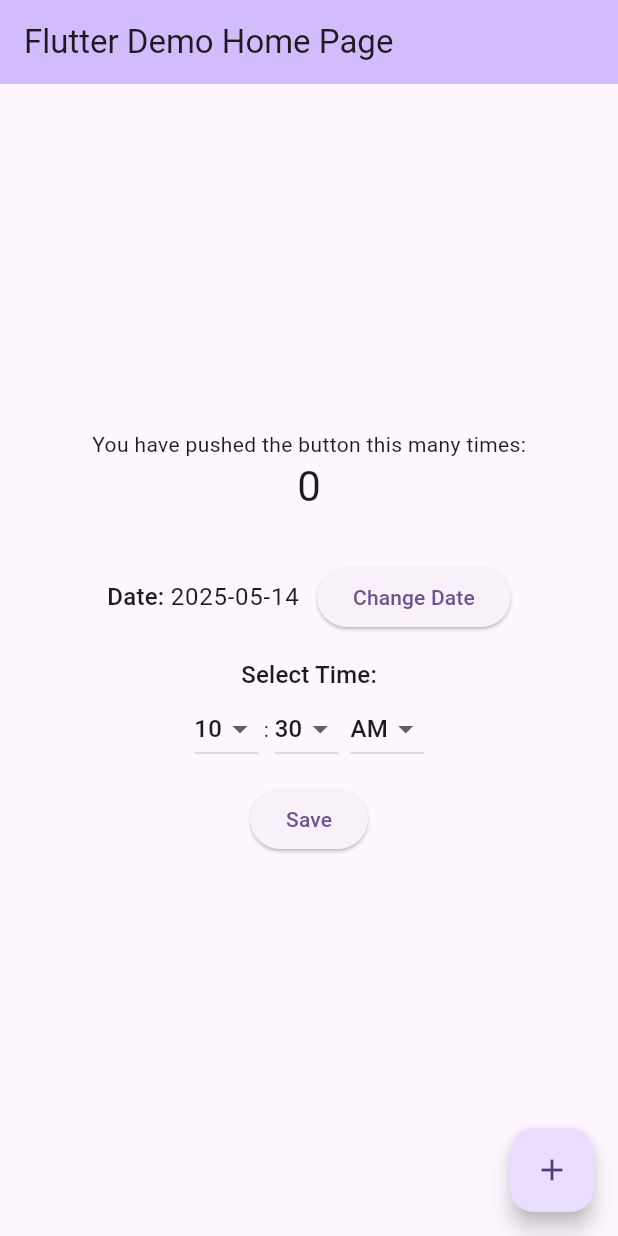
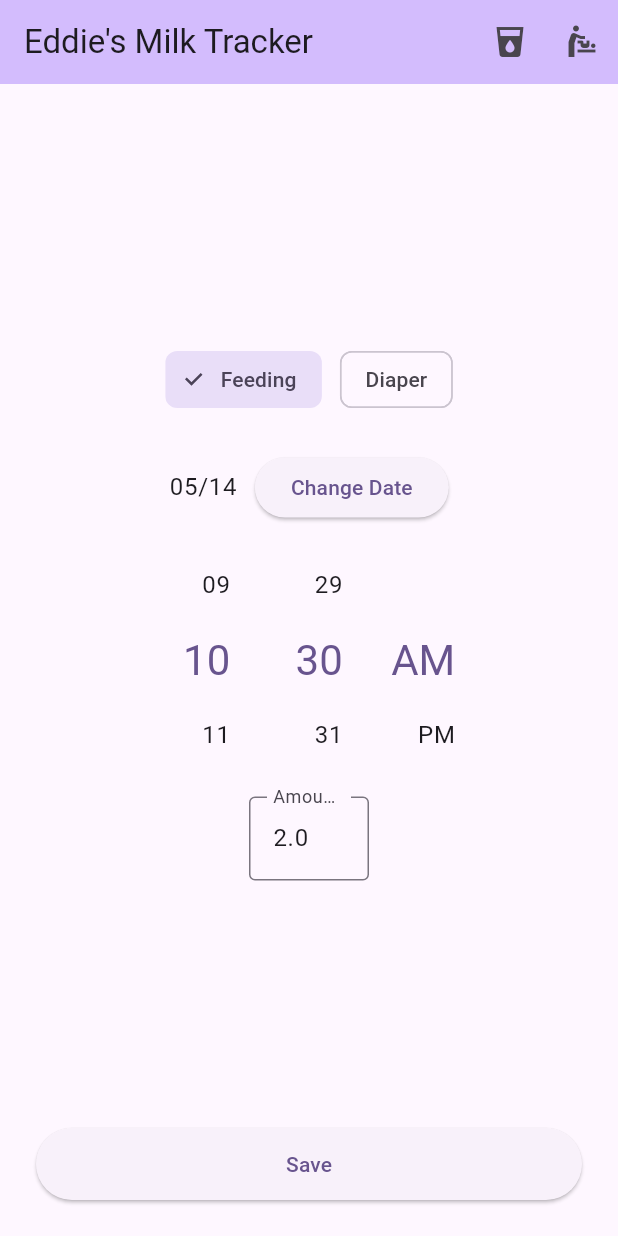
Before and after one commit to stanton-anthony/milk-tracker, a Flutter app: the screen it shows after launch, on a phone screen of 412 x 824 dp. Run offline on Flutter 3.47's test engine with Material 3 defaults, Android fonts, the phone set to English and light mode, and no system bars; drawn by our look-alikes of flutter_time_picker_spinner; our stand-ins replace cloud_firestore, firebase_core; accounts and stored records are empty; generated files the repository leaves out were written again.

Commit message:
Finished a ton of work

```diff
--- a/milk_tracker/lib/main.dart
+++ b/milk_tracker/lib/main.dart
@@ -1,52 +1,36 @@
 import 'package:flutter/material.dart';
+import 'package:flutter_time_picker_spinner/flutter_time_picker_spinner.dart';
+import 'package:firebase_core/firebase_core.dart';
+import 'firebase_options.dart';
+import 'package:cloud_firestore/cloud_firestore.dart';
 
-void main() {
+Future<void> main() async {
+  WidgetsFlutterBinding.ensureInitialized();
+  await Firebase.initializeApp(
+    options: DefaultFirebaseOptions.currentPlatform,
+  );
   runApp(const MyApp());
 }
 
 class MyApp extends StatelessWidget {
   const MyApp({super.key});
 
-  // This widget is the root of your application.
   @override
   Widget build(BuildContext context) {
     return MaterialApp(
       title: 'Flutter Demo',
+      debugShowCheckedModeBanner: false,
       theme: ThemeData(
-        // This is the theme of your application.
-        //
-        // TRY THIS: Try running your application with "flutter run". You'll see
-        // the application has a purple toolbar. Then, without quitting the app,
-        // try changing the seedColor in the colorScheme below to Colors.green
-        // and then invoke "hot reload" (save your changes or press the "hot
-        // reload" button in a Flutter-supported IDE, or press "r" if you used
-        // the command line to start the app).
-        //
-        // Notice that the counter didn't reset back to zero; the application
-        // state is not lost during the reload. To reset the state, use hot
-        // restart instead.
-        //
-        // This works for code too, not just values: Most code changes can be
-        // tested with just a hot reload.
         colorScheme: ColorScheme.fromSeed(seedColor: Colors.deepPurple),
         useMaterial3: true,
       ),
-      home: const MyHomePage(title: 'Flutter Demo Home Page'),
+      home: const MyHomePage(title: 'Eddie\'s Milk Tracker'),
     );
   }
 }
 
 class MyHomePage extends StatefulWidget {
   const MyHomePage({super.key, required this.title});
-
-  // This widget is the home page of your application. It is stateful, meaning
-  // that it has a State object (defined below) that contains fields that affect
-  // how it looks.
-
-  // This class is the configuration for the state. It holds the values (in this
-  // case the title) provided by the parent (in this case the App widget) and
-  // used by the build method of the State. Fields in a Widget subclass are
-  // always marked "final".
 
   final String title;
 
@@ -55,21 +39,11 @@
 }
 
 class _MyHomePageState extends State<MyHomePage> {
-  int _counter = 0;
   DateTime _selectedDate = DateTime.now();
   TimeOfDay _selectedTime = TimeOfDay.now();
-  List<String> _logs = [];
-
-  void _incrementCounter() {
-    setState(() {
-      // This call to setState tells the Flutter framework that something has
-      // changed in this State, which causes it to rerun the build method below
-      // so that the display can reflect the updated values. If we changed
-      // _counter without calling setState(), then the build method would not be
-      // called again, and so nothing would appear to happen.
-      _counter++;
-    });
-  }
+  bool _isFeeding = true; // true = feeding, false = diaper
+  bool _isPoopy = false; // for diaper
+  double _amount = 2.0; // for feeding
 
   void _onTimeChanged(TimeOfDay? newTime) {
     if (newTime != null) {
@@ -99,7 +73,13 @@
     }
   }
 
-  void _saveLog() {
+  Future<void> _saveLog() async {
+    if (!_isFeeding) {
+      // Diaper log
+      await _saveDiaperLog(isPoopy: _isPoopy);
+      return;
+    }
+    // Feeding log
     final logDateTime = DateTime(
       _selectedDate.year,
       _selectedDate.month,
@@ -107,58 +87,119 @@
       _selectedTime.hour,
       _selectedTime.minute,
     );
-    final log =
-        'Saved at ${DateTime.now().toLocal().toString().split('.')[0]} - Feed: ${logDateTime.toLocal().toString().split('.')[0]}';
-    setState(() {
-      _logs.insert(0, log);
+    try {
+      await FirebaseFirestore.instance.collection('feed_logs').add({
+        'feed_time': logDateTime,
+        'amount': _amount,
       });
       ScaffoldMessenger.of(context).showSnackBar(
         SnackBar(
             content: Text(
-              'Feed time saved: ${logDateTime.toLocal().toString().split('.')[0]}')),
+                'Feed time saved: \n${logDateTime.toLocal().toString().split('.')[0]}')),
       );
+    } catch (e) {
+      ScaffoldMessenger.of(context).showSnackBar(
+        SnackBar(content: Text('Failed to save log: $e')),
+      );
+    }
+  }
+
+  Future<void> _saveDiaperLog({required bool isPoopy}) async {
+    final logDateTime = DateTime(
+      _selectedDate.year,
+      _selectedDate.month,
+      _selectedDate.day,
+      _selectedTime.hour,
+      _selectedTime.minute,
+    );
+    try {
+      await FirebaseFirestore.instance.collection('diaper_logs').add({
+        'diaper_time': logDateTime,
+        'poopy': isPoopy,
+      });
+      ScaffoldMessenger.of(context).showSnackBar(
+        SnackBar(
+            content: Text(
+                'Diaper change saved: ${logDateTime.toLocal().toString().split('.')[0]}${isPoopy ? " (poopy)" : ""}')),
+      );
+    } catch (e) {
+      ScaffoldMessenger.of(context).showSnackBar(
+        SnackBar(content: Text('Failed to save log: $e')),
+      );
+    }
   }
 
   @override
   Widget build(BuildContext context) {
-    // This method is rerun every time setState is called, for instance as done
-    // by the _incrementCounter method above.
-    //
-    // The Flutter framework has been optimized to make rerunning build methods
-    // fast, so that you can just rebuild anything that needs updating rather
-    // than having to individually change instances of widgets.
     return Scaffold(
       appBar: AppBar(
-        // TRY THIS: Try changing the color here to a specific color (to
-        // Colors.amber, perhaps?) and trigger a hot reload to see the AppBar
-        // change color while the other colors stay the same.
         backgroundColor: Theme.of(context).colorScheme.inversePrimary,
-        // Here we take the value from the MyHomePage object that was created by
-        // the App.build method, and use it to set our appbar title.
         title: Text(widget.title),
+        actions: [
+          IconButton(
+            icon: const Icon(Icons.local_drink),
+            tooltip: 'View Feed Logs',
+            onPressed: () {
+              Navigator.push(
+                context,
+                MaterialPageRoute(builder: (context) => const FeedLogsScreen()),
+              );
+            },
+          ),
+          IconButton(
+            icon: const Icon(Icons.baby_changing_station),
+            tooltip: 'View Diaper Logs',
+            onPressed: () {
+              Navigator.push(
+                context,
+                MaterialPageRoute(
+                    builder: (context) => const DiaperLogsScreen()),
+              );
+            },
+          ),
+        ],
       ),
       body: Center(
-        child: SingleChildScrollView(
+        child: Stack(
+          children: [
+            SingleChildScrollView(
+              // Remove extra bottom padding
+              padding: const EdgeInsets.only(bottom: 0),
               child: Column(
                 mainAxisAlignment: MainAxisAlignment.center,
                 children: <Widget>[
-              const Text(
-                'You have pushed the button this many times:',
+                  const SizedBox(height: 32),
+                  // Toggle for Feeding/Diaper
+                  Row(
+                    mainAxisAlignment: MainAxisAlignment.center,
+                    children: [
+                      ChoiceChip(
+                        label: const Text('Feeding'),
+                        selected: _isFeeding,
+                        onSelected: (selected) {
+                          setState(() {
+                            _isFeeding = true;
+                          });
+                        },
                       ),
-              Text(
-                '$_counter',
-                style: Theme.of(context).textTheme.headlineMedium,
+                      const SizedBox(width: 12),
+                      ChoiceChip(
+                        label: const Text('Diaper'),
+                        selected: !_isFeeding,
+                        onSelected: (selected) {
+                          setState(() {
+                            _isFeeding = false;
+                          });
+                        },
                       ),
-              const SizedBox(height: 32),
+                    ],
+                  ),
+                  const SizedBox(height: 24),
                   Row(
                     mainAxisAlignment: MainAxisAlignment.center,
                     children: [
                       Text(
-                    'Date: ',
-                    style: Theme.of(context).textTheme.titleMedium,
-                  ),
-                  Text(
-                    '${_selectedDate.year}-${_selectedDate.month.toString().padLeft(2, '0')}-${_selectedDate.day.toString().padLeft(2, '0')}',
+                        '${_selectedDate.month.toString().padLeft(2, '0')}/${_selectedDate.day.toString().padLeft(2, '0')}',
                         style: Theme.of(context).textTheme.bodyLarge,
                       ),
                       const SizedBox(width: 12),
@@ -169,110 +210,184 @@
                     ],
                   ),
                   const SizedBox(height: 16),
-              Text(
-                'Select Time:',
-                style: Theme.of(context).textTheme.titleMedium,
+                  TimePickerSpinner(
+                    is24HourMode: false,
+                    isForce2Digits: true,
+                    normalTextStyle: Theme.of(context).textTheme.bodyLarge!,
+                    highlightedTextStyle: Theme.of(context)
+                        .textTheme
+                        .headlineMedium!
+                        .copyWith(color: Theme.of(context).colorScheme.primary),
+                    spacing: 30,
+                    itemHeight: 50,
+                    time: DateTime(
+                        0, 0, 0, _selectedTime.hour, _selectedTime.minute),
+                    onTimeChange: (dateTime) {
+                      setState(() {
+                        _selectedTime = TimeOfDay(
+                            hour: dateTime.hour, minute: dateTime.minute);
+                      });
+                    },
+                    minutesInterval: 1,
                   ),
-              TimePickerSpinner(
-                time: TimeOfDay(
-                    hour: _selectedTime.hour, minute: _selectedTime.minute),
-                onTimeChange: _onTimeChanged,
+                  const SizedBox(height: 16),
+                  if (!_isFeeding)
+                    Row(
+                      mainAxisAlignment: MainAxisAlignment.center,
+                      children: [
+                        Switch(
+                          value: _isPoopy,
+                          onChanged: (val) {
+                            setState(() {
+                              _isPoopy = val;
+                            });
+                          },
                         ),
-              const SizedBox(height: 12),
-              ElevatedButton(
-                onPressed: _saveLog,
-                child: const Text('Save'),
+                        const SizedBox(width: 8),
+                        const Text('Poopy?'),
+                      ],
+                    ),
+                  if (_isFeeding)
+                    Row(
+                      mainAxisAlignment: MainAxisAlignment.center,
+                      children: [
+                        SizedBox(
+                          width: 80,
+                          child: TextField(
+                            keyboardType: const TextInputType.numberWithOptions(
+                                decimal: true),
+                            decoration: const InputDecoration(
+                              labelText: 'Amount (oz)',
+                              border: OutlineInputBorder(),
+                            ),
+                            onChanged: (val) {
+                              setState(() {
+                                _amount = double.tryParse(val) ?? 0.0;
+                              });
+                            },
+                            controller:
+                                TextEditingController(text: _amount.toString()),
+                          ),
+                        ),
+                      ],
                     ),
                   const SizedBox(height: 24),
-              if (_logs.isNotEmpty)
-                Column(
-                  crossAxisAlignment: CrossAxisAlignment.start,
-                  children: [
-                    Text('Logs:',
-                        style: Theme.of(context).textTheme.titleMedium),
-                    ..._logs.map((log) => Text(log)).toList(),
                 ],
+              ),
             ),
           ],
         ),
       ),
+      // Move the Save button outside the scroll view and stack, and use bottomNavigationBar
+      bottomNavigationBar: Padding(
+        padding: const EdgeInsets.fromLTRB(24, 0, 24, 24),
+        child: ElevatedButton(
+          onPressed: _saveLog,
+          style: ElevatedButton.styleFrom(
+            minimumSize: const Size.fromHeight(48),
           ),
-      floatingActionButton: FloatingActionButton(
-        onPressed: _incrementCounter,
-        tooltip: 'Increment',
-        child: const Icon(Icons.add),
+          child: const Text('Save'),
+        ),
       ),
     );
   }
 }
 
-class TimePickerSpinner extends StatelessWidget {
-  final TimeOfDay time;
-  final ValueChanged<TimeOfDay?> onTimeChange;
+typedef DocumentSnapshot = QueryDocumentSnapshot<Map<String, dynamic>>;
 
-  const TimePickerSpinner(
-      {Key? key, required this.time, required this.onTimeChange})
-      : super(key: key);
+class FeedLogsScreen extends StatelessWidget {
+  const FeedLogsScreen({Key? key}) : super(key: key);
 
   @override
   Widget build(BuildContext context) {
-    int hour12 = time.hourOfPeriod == 0 ? 12 : time.hourOfPeriod;
-    String period = time.period == DayPeriod.am ? 'AM' : 'PM';
-    return Row(
-      mainAxisAlignment: MainAxisAlignment.center,
-      children: [
-        DropdownButton<int>(
-          value: hour12,
-          items: List.generate(
-              12,
-              (index) => DropdownMenuItem(
-                    value: index + 1,
-                    child: Text((index + 1).toString().padLeft(2, '0')),
-                  )),
-          onChanged: (hour) {
-            if (hour != null) {
-              int hour24 = period == 'AM'
-                  ? (hour == 12 ? 0 : hour)
-                  : (hour == 12 ? 12 : hour + 12);
-              onTimeChange(TimeOfDay(hour: hour24, minute: time.minute));
+    return Scaffold(
+      appBar: AppBar(
+        title: const Text('Feed Logs'),
+      ),
+      body: StreamBuilder<QuerySnapshot<Map<String, dynamic>>>(
+        stream: FirebaseFirestore.instance
+            .collection('feed_logs')
+            .orderBy('feed_time', descending: true)
+            .snapshots(),
+        builder: (context, snapshot) {
+          if (snapshot.connectionState == ConnectionState.waiting) {
+            return const Center(child: CircularProgressIndicator());
           }
+          if (snapshot.hasError) {
+            return Center(child: Text('Error: ${snapshot.error}'));
+          }
+          final docs = snapshot.data?.docs ?? [];
+          if (docs.isEmpty) {
+            return const Center(child: Text('No logs found.'));
+          }
+          return ListView.builder(
+            itemCount: docs.length,
+            itemBuilder: (context, index) {
+              final doc = docs[index];
+              final feedTime = (doc['feed_time'] as Timestamp).toDate();
+              final amount = doc['amount'];
+              return ListTile(
+                leading: const Icon(Icons.local_drink),
+                title: Text(
+                  TimeOfDay.fromDateTime(feedTime).format(context),
+                ),
+                subtitle: Text(
+                    '${feedTime.month.toString().padLeft(2, '0')}-${feedTime.day.toString().padLeft(2, '0')} \n$amount oz'),
+              );
+            },
+          );
         },
       ),
-        const Text(' : '),
-        DropdownButton<int>(
-          value: time.minute,
-          items: List.generate(
-              60,
-              (index) => DropdownMenuItem(
-                    value: index,
-                    child: Text(index.toString().padLeft(2, '0')),
-                  )),
-          onChanged: (minute) {
-            if (minute != null) {
-              onTimeChange(TimeOfDay(hour: time.hour, minute: minute));
-            }
-          },
-        ),
-        const SizedBox(width: 8),
-        DropdownButton<String>(
-          value: period,
-          items: ['AM', 'PM']
-              .map((p) => DropdownMenuItem(
-                    value: p,
-                    child: Text(p),
-                  ))
-              .toList(),
-          onChanged: (newPeriod) {
-            if (newPeriod != null) {
-              int hour12 = time.hourOfPeriod == 0 ? 12 : time.hourOfPeriod;
-              int hour24 = newPeriod == 'AM'
-                  ? (hour12 == 12 ? 0 : hour12)
-                  : (hour12 == 12 ? 12 : hour12 + 12);
-              onTimeChange(TimeOfDay(hour: hour24, minute: time.minute));
-            }
-          },
-        ),
-      ],
     );
   }
 }
+
+class DiaperLogsScreen extends StatelessWidget {
+  const DiaperLogsScreen({Key? key}) : super(key: key);
+
+  @override
+  Widget build(BuildContext context) {
+    return Scaffold(
+      appBar: AppBar(
+        title: const Text('Diaper Logs'),
+      ),
+      body: StreamBuilder<QuerySnapshot<Map<String, dynamic>>>(
+        stream: FirebaseFirestore.instance
+            .collection('diaper_logs')
+            .orderBy('diaper_time', descending: true)
+            .snapshots(),
+        builder: (context, snapshot) {
+          if (snapshot.connectionState == ConnectionState.waiting) {
+            return const Center(child: CircularProgressIndicator());
+          }
+          if (snapshot.hasError) {
+            return Center(child: Text('Error: \n${snapshot.error}'));
+          }
+          final docs = snapshot.data?.docs ?? [];
+          if (docs.isEmpty) {
+            return const Center(child: Text('No diaper logs found.'));
+          }
+          return ListView.builder(
+            itemCount: docs.length,
+            itemBuilder: (context, index) {
+              final doc = docs[index];
+              final diaperTime = (doc['diaper_time'] as Timestamp).toDate();
+              final poopy = doc['poopy'] == true;
+              return ListTile(
+                leading: Icon(poopy
+                    ? Icons.airline_seat_recline_normal_rounded
+                    : Icons.auto_fix_normal),
+                title: Text(
+                  TimeOfDay.fromDateTime(diaperTime).format(context),
+                ),
+                subtitle: Text(
+                  '${diaperTime.month.toString().padLeft(2, '0')}-${diaperTime.day.toString().padLeft(2, '0')}${poopy ? '\nPoopy' : '\nPee'}',
+                ),
+              );
+            },
+          );
+        },
+      ),
+    );
+  }
+}
```
Also changed, not shown: milk_tracker/pubspec.yaml (+5 -4 lines), milk_tracker/pubspec.lock, 11 other files. Lines whose indentation alone changed are shown as unchanged.
